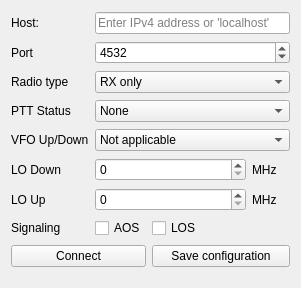
Old version of the form ui files/Radio.ui in the repository z-taylor/Satellite-tracker-reworked.
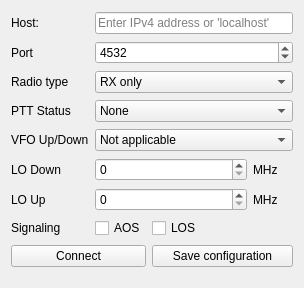
New version of the form.

```diff
--- a/ui files/Radio.ui
+++ b/ui files/Radio.ui
@@ -6,7 +6,7 @@
    <rect>
     <x>0</x>
     <y>0</y>
-    <width>301</width>
+    <width>304</width>
     <height>288</height>
    </rect>
   </property>
```
